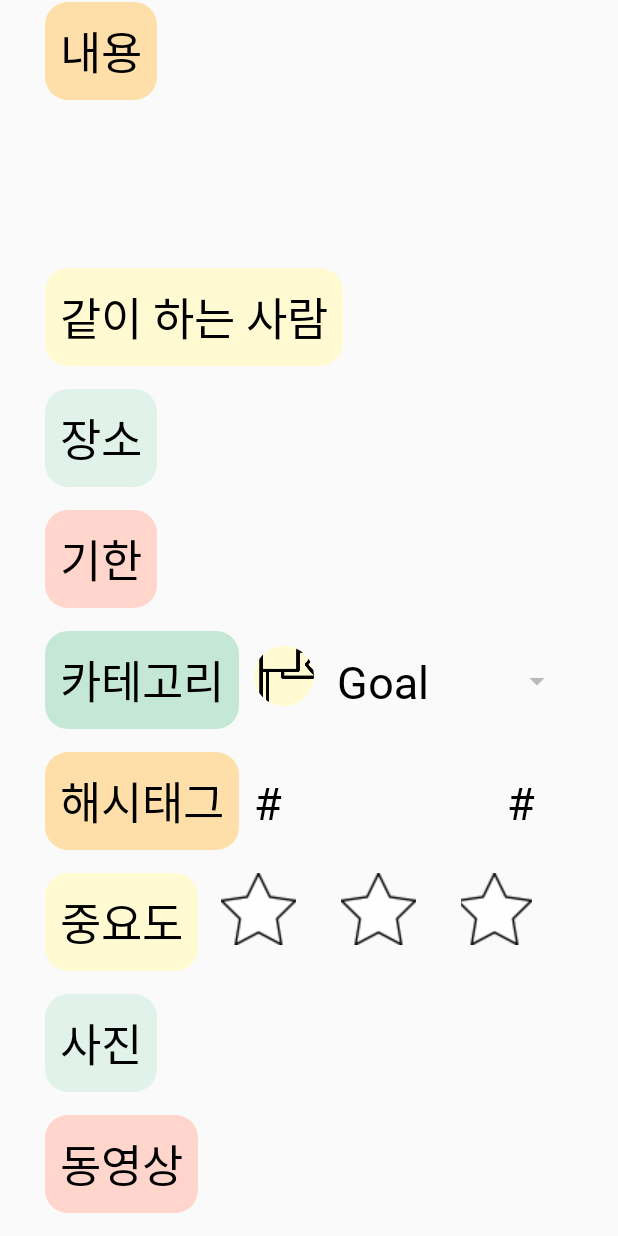
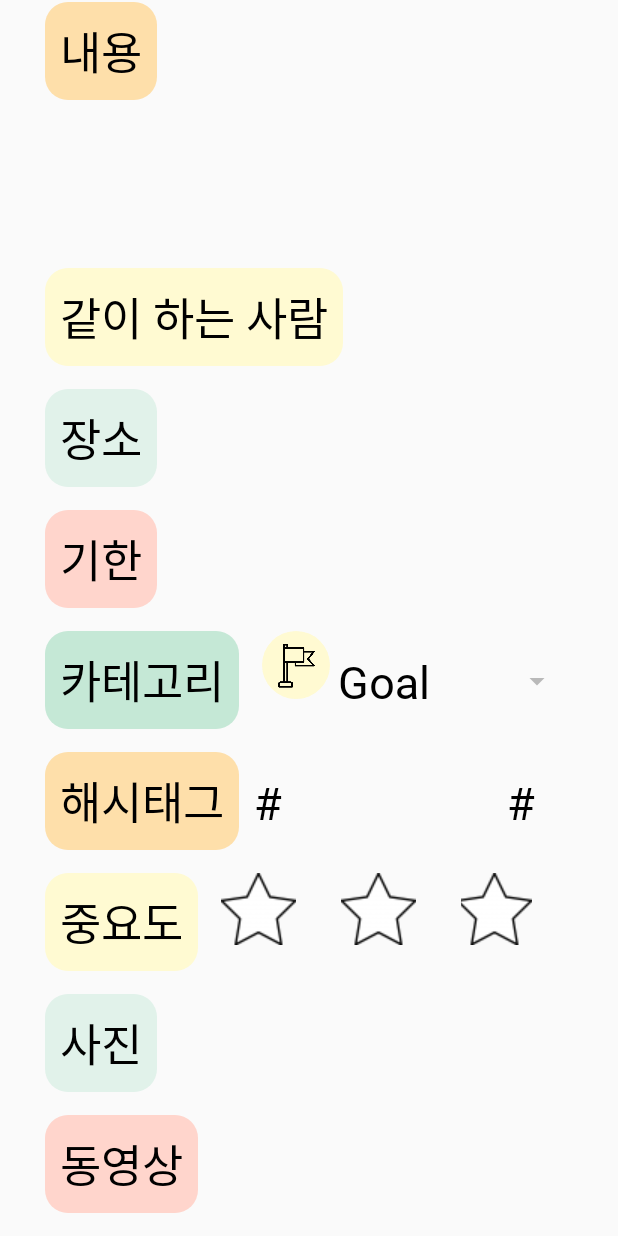
Before and after one commit to HyeranShin/MyBucket, an Android app: the DetailActivity screen opened directly, with no data from a screen before it, on a phone screen of 412 x 824 dp. Run offline under Robolectric (Android 15) with nearby library versions, the phone set to English and light mode, and no system bars; our stand-ins replace CircleImageView; libraries missing offline, so code that uses them is left out: io.realm; pictures from the network do not load; 19 statements that could not run were skipped.

Commit message:
스피너 뷰 수정

```diff
--- a/MyBucket/app/src/main/res/layout/activity_detail.xml
+++ b/MyBucket/app/src/main/res/layout/activity_detail.xml
@@ -283,14 +283,26 @@
             android:text="카테고리"
             android:textSize="30sp"
             android:fontFamily="@font/nanumsquare_bold"
-            android:textColor="#000000"/>
+            android:textColor="#000000"
+            android:layout_marginRight="15dp"/>
 
-        <de.hdodenhof.circleimageview.CircleImageView
-            android:layout_width="60dp"
-            android:layout_height="60dp"
-            android:paddingRight="10dp"
-            android:id="@+id/DetailCategoryImageView"
-            android:paddingLeft="10dp"/>
+        <RelativeLayout
+            android:layout_width="wrap_content"
+            android:layout_height="wrap_content">
+
+            <de.hdodenhof.circleimageview.CircleImageView
+                android:layout_width="45dp"
+                android:layout_height="45dp"
+                android:id="@+id/DetailCategoryImageView"
+                android:src="@color/yellow"/>
+
+            <ImageView
+                android:layout_width="32dp"
+                android:layout_height="32dp"
+                android:layout_centerInParent="true"
+                android:id="@+id/DetailCategoryImageViewImage" />
+
+        </RelativeLayout>
 
         <Spinner
             android:layout_width="match_parent"
@@ -624,7 +636,7 @@
                 android:background="@drawable/bluebutton"
                 android:layout_marginRight="15dp"
                 android:textSize="30sp"
-                android:padding="5dp"
+                android:padding="10dp"
                 android:fontFamily="@font/nanumsquare_bold"
                 android:textColor="#000000"/>
             <Button
```
Also changed, not shown: MyBucket/app/src/main/java/com/hyeran/android/mybucket/AddFragment.java (+18 -28 lines), MyBucket/app/src/main/java/com/hyeran/android/mybucket/DetailActivity.java (+14 -25 lines), MyBucket/app/src/main/res/layout/fragment_add.xml (+5 -6 lines).
